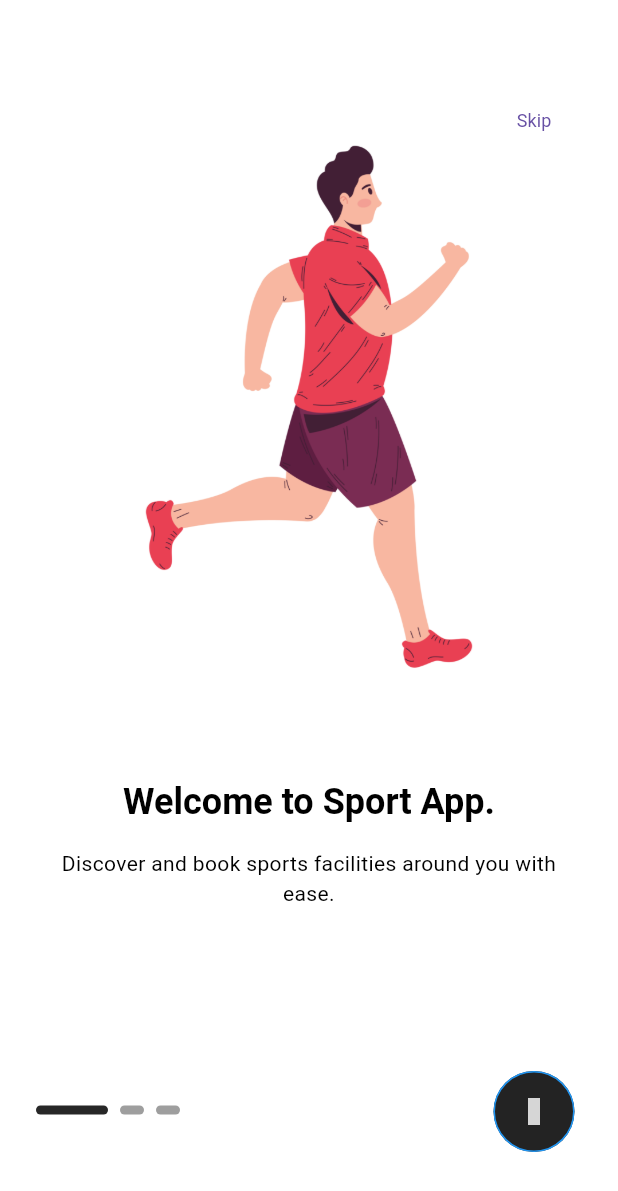
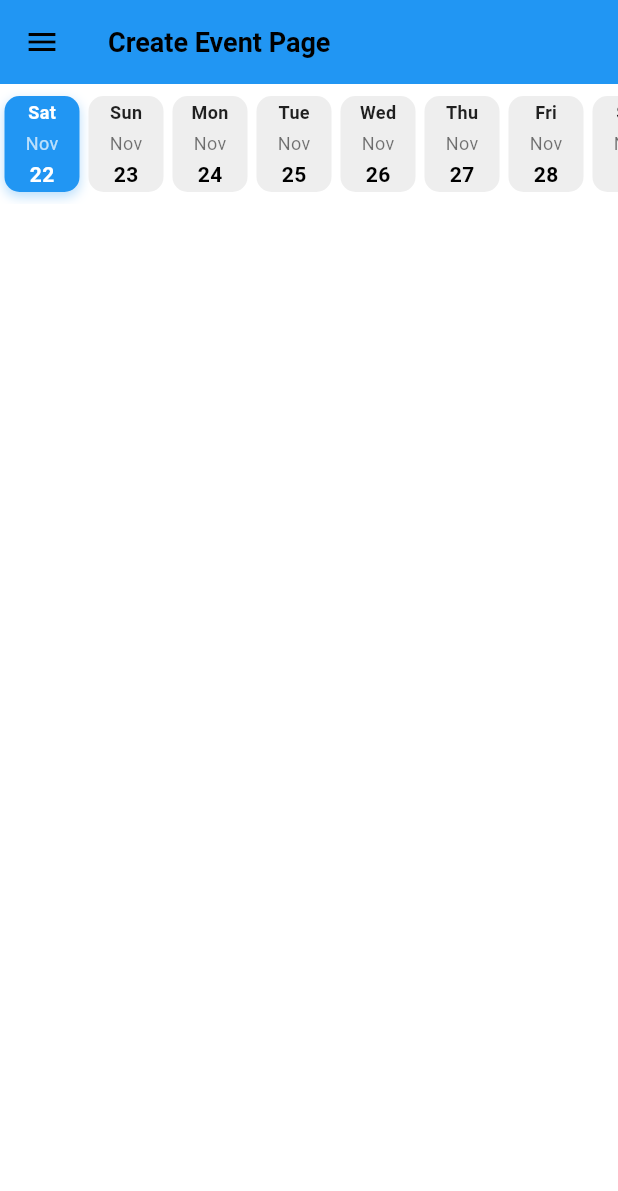
Before and after one commit to AshrafiJafar/sport-mobile, a Flutter app: the screen it shows after launch, on a phone screen of 412 x 824 dp. Shown: the top 1191 px of the screen. Run offline on Flutter 3.47's test engine with Material 3 defaults, Android fonts, the phone set to English and light mode, and no system bars; drawn by our look-alikes of flutter_zoom_drawer, smooth_page_indicator; our stand-ins replace built_collection, built_value, dio, flutter_dotenv, flutter_secure_storage, fluttertoast and 2 more; missing offline and left inert: one_of_serializer; statements that could not run were skipped; grey boxes are pictures that could not be loaded.

Commit message:
some changes

```diff
--- a/sport/lib/costants/MenuItems.dart
+++ b/sport/lib/costants/menu_items.dart
@@ -1,14 +1,21 @@
 import 'package:flutter/material.dart';
 
 class MenuItems {
-  static const payment = MenuItem('Payment', Icons.payment);
+  static const createEvent = MenuItem('Create Event', Icons.plus_one);
   static const promos = MenuItem('Promo', Icons.card_giftcard);
   static const settings = MenuItem('Settings', Icons.settings);
   static const help = MenuItem('Help', Icons.help);
   static const about = MenuItem('About', Icons.info_outline);
   static const rateUs = MenuItem('Rate Us', Icons.star_border);
 
-  static const all = <MenuItem>[payment, promos, settings, help, about, rateUs];
+  static const all = <MenuItem>[
+    createEvent,
+    promos,
+    settings,
+    help,
+    about,
+    rateUs,
+  ];
 }
 
 class MenuItem {
--- /dev/null
+++ b/sport/lib/features/event/screens/create_event/create_event.dart
@@ -0,0 +1,118 @@
+import 'package:flutter/material.dart';
+import 'package:intl/intl.dart';
+import 'package:sport/features/drawer/drawer.dart';
+
+class CreateEventScreen extends StatelessWidget {
+  const CreateEventScreen({super.key});
+
+  @override
+  Widget build(BuildContext context) {
+    return Scaffold(
+      appBar: AppBar(
+        backgroundColor: Colors.blue,
+        title: Text("Create Event Page"),
+        leading: MenueWidget(),
+      ),
+      body: Column(
+        children: [
+          InfiniteDatePicker(
+            onDateSelected: (date) {
+              print("Selected date: $date");
+            },
+          ),
+        ],
+      ),
+    );
+  }
+}
+
+class InfiniteDatePicker extends StatefulWidget {
+  final Function(DateTime) onDateSelected;
+  const InfiniteDatePicker({required this.onDateSelected, Key? key})
+    : super(key: key);
+
+  @override
+  _InfiniteDatePickerState createState() => _InfiniteDatePickerState();
+}
+
+class _InfiniteDatePickerState extends State<InfiniteDatePicker> {
+  int selectedIndex = 0;
+
+  @override
+  Widget build(BuildContext context) {
+    DateTime today = DateTime.now();
+    return SizedBox(
+      height: 80,
+      child: ListView.builder(
+        scrollDirection: Axis.horizontal,
+        itemBuilder: (context, index) {
+          DateTime date = today.add(Duration(days: index));
+          return buildDateItem(date, selectedIndex == index, () {
+            setState(() => selectedIndex = index);
+            widget.onDateSelected(date);
+          });
+        },
+      ),
+    );
+  }
+
+  Widget buildDateItem(DateTime date, bool isSelected, VoidCallback onTap) {
+    return GestureDetector(
+      onTap: onTap,
+      child: Padding(
+        padding: const EdgeInsets.symmetric(vertical: 8),
+        child: Container(
+          width: 50,
+          margin: const EdgeInsets.symmetric(horizontal: 3),
+          padding: const EdgeInsets.symmetric(vertical: 2),
+          decoration: BoxDecoration(
+            color: isSelected ? Colors.blue : Colors.grey[200],
+            borderRadius: BorderRadius.circular(10),
+            boxShadow: [
+              if (isSelected)
+                BoxShadow(
+                  color: Colors.blue.withOpacity(0.3),
+                  blurRadius: 6,
+                  offset: Offset(0, 3),
+                ),
+            ],
+          ),
+          child: Column(
+            mainAxisAlignment: MainAxisAlignment.center,
+            children: [
+              Text(
+                weekday(date),
+                style: TextStyle(
+                  fontSize: 12,
+                  fontWeight: FontWeight.bold,
+                  color: isSelected ? Colors.white : Colors.black87,
+                ),
+              ),
+              SizedBox(height: 4),
+              Text(
+                monthName(date),
+                style: TextStyle(
+                  fontSize: 12,
+                  color: isSelected ? Colors.white70 : Colors.black54,
+                ),
+              ),
+              SizedBox(height: 2),
+              Text(
+                dayNumber(date),
+                style: TextStyle(
+                  fontSize: 14,
+                  fontWeight: FontWeight.w600,
+                  color: isSelected ? Colors.white : Colors.black,
+                ),
+              ),
+            ],
+          ),
+        ),
+      ),
+    );
+  }
+
+  String weekday(DateTime date) => DateFormat('EEE').format(date); // Sat
+  String monthName(DateTime date) => DateFormat('MMM').format(date); // Nov
+  String dayNumber(DateTime date) => DateFormat('d').format(date); // 22
+}
--- a/sport/lib/main.dart
+++ b/sport/lib/main.dart
@@ -3,8 +3,8 @@ import 'package:flutter_dotenv/flutter_dotenv.dart';
 import 'package:flutter_secure_storage/flutter_secure_storage.dart';
 import 'package:get/get.dart';
 import 'package:sport/core/network/network_module.dart';
-import 'package:sport/costants/Constants.dart';
-import 'package:sport/features/authentication/screens/onboarding/onboarding.dart';
+import 'package:sport/costants/constants.dart';
+import 'package:sport/features/authentication/screens/home/home.dart';
 import 'package:sport/services/token_service.dart';
 import 'package:sport/utils/theme/theme.dart';
 
@@ -33,7 +33,8 @@ class App extends StatelessWidget {
       //   visualDensity: VisualDensity.adaptivePlatformDensity,
       // ),
       darkTheme: AppTheme.darkTheme,
-      home: const OnBoardingScreen(),
+      //home: const OnBoardingScreen(),
+      home: HomeScreen(),
     );
   }
 }
--- a/sport/pubspec.yaml
+++ b/sport/pubspec.yaml
@@ -23,6 +23,7 @@ dependencies:
   built_value: ^8.12.0
   get: ^4.7.2
   dio: ^5.9.0
+  intl: ^0.20.2
 
 dev_dependencies:
   flutter_test:
```
Also changed, not shown: sport/lib/features/authentication/screens/home/home.dart (+6 -70 lines), sport/lib/features/drawer/drawer.dart (added, +58 -0 lines), sport/pubspec.lock.
